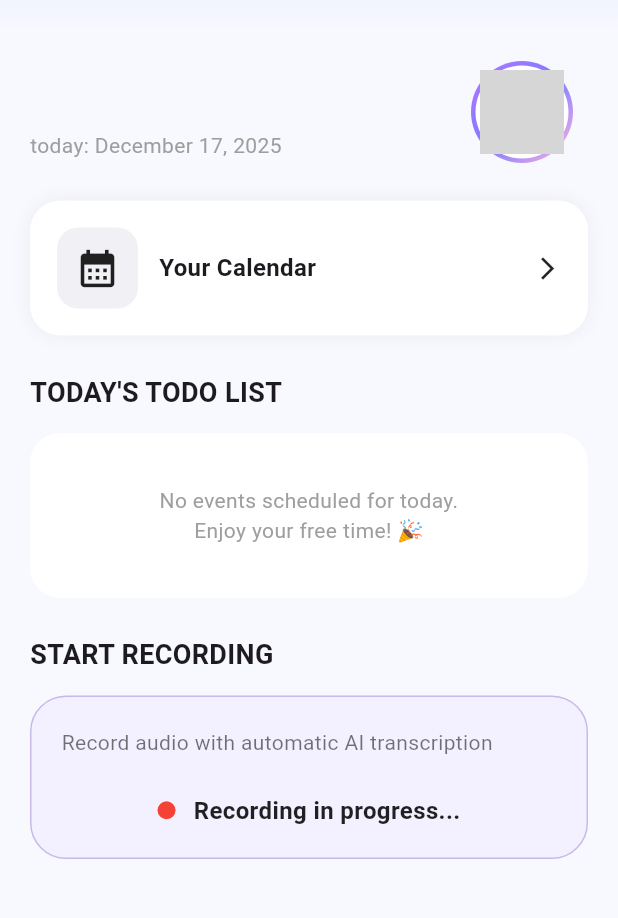
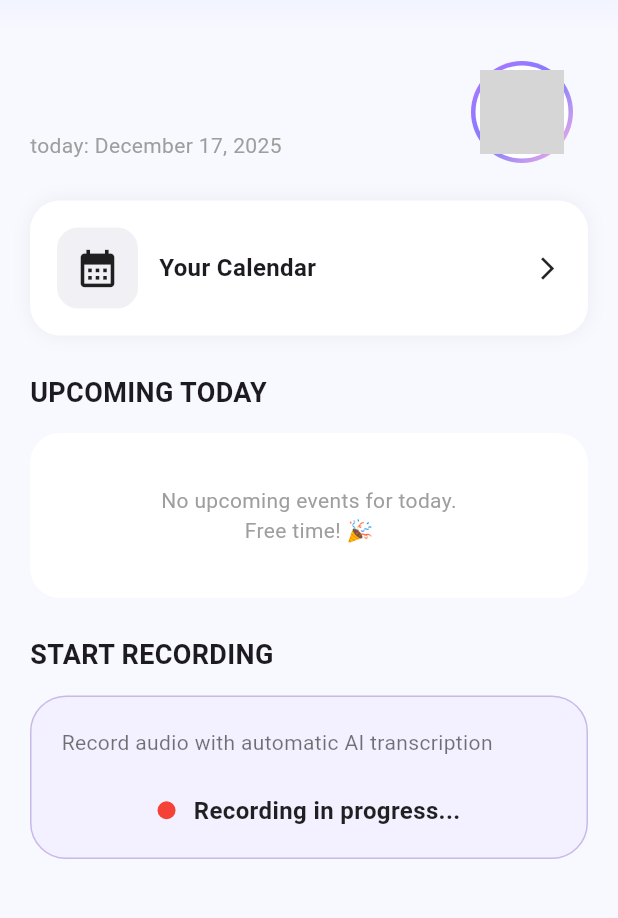
Before and after one commit to gretaseveri04/ADVANCED-USER-INTERFACES-2025-2026, a Flutter app: the HomeScreen screen opened directly, after a tap on "Record audio with automatic AI transcrip", on a phone screen of 412 x 824 dp, the part 74-992 px from its top. Run offline on Flutter 3.47's test engine with Material 3 defaults, Android fonts, the phone set to English and light mode, and no system bars; our stand-ins replace google_sign_in, image_picker, permission_handler, supabase_flutter; missing offline and left inert: extension_google_sign_in_as_googleapis_auth, googleapis, record; accounts and stored records are empty; network calls fail; Roboto replaces fonts that are missing (SF); grey boxes are pictures that could not be loaded.

Commit message:
link nella todolist

```diff
--- a/lib/ui/home/home_screen.dart
+++ b/lib/ui/home/home_screen.dart
@@ -72,12 +72,21 @@ class _HomeScreenState extends State<HomeScreen> {
     }
   }
 
+  // --- MODIFICA QUI ---
   Future<void> _loadEvents() async {
     try {
-      final events = await _calendarService.getEventsForDay(DateTime.now());
+      final now = DateTime.now();
+      // Recupera tutti gli eventi della giornata
+      final allEvents = await _calendarService.getEventsForDay(now);
+
+      // Filtra: mantieni solo quelli che iniziano DOPO l'orario attuale
+      final upcomingEvents = allEvents.where((event) {
+        return event.startTime.isAfter(now);
+      }).toList();
+
       if (mounted) {
         setState(() {
-          _eventsToday = events;
+          _eventsToday = upcomingEvents;
           _isLoadingEvents = false;
         });
       }
@@ -86,6 +95,7 @@ class _HomeScreenState extends State<HomeScreen> {
       if (mounted) setState(() => _isLoadingEvents = false);
     }
   }
+  // --------------------
 
   Future<String?> _showRecordingTitleDialog() async {
     final controller = TextEditingController();
@@ -221,7 +231,6 @@ class _HomeScreenState extends State<HomeScreen> {
     return Scaffold(
       backgroundColor: const Color(0xFFF8F8FF),
 
-      // --- HEADER AGGIORNATO (Maiuscolo e Centrato) ---
       appBar: AppBar(
         automaticallyImplyLeading: false,
         elevation: 0,
@@ -240,11 +249,10 @@ class _HomeScreenState extends State<HomeScreen> {
           ),
         ),
         title: Row(
-          mainAxisSize: MainAxisSize.min, // Questo è cruciale per centrare la Row
+          mainAxisSize: MainAxisSize.min,
           children: [
             Image.asset('assets/images/logo.png', height: 28),
             const SizedBox(width: 10),
-            // TITOLO MAIUSCOLO
             const Text(
               "DASHBOARD",
               style: TextStyle(
@@ -256,10 +264,9 @@ class _HomeScreenState extends State<HomeScreen> {
             ),
           ],
         ),
-        centerTitle: true, // TITOLO CENTRATO
+        centerTitle: true,
         actions: const [],
       ),
-      // ------------------------------------------------
 
       body: SingleChildScrollView(
         padding: const EdgeInsets.symmetric(horizontal: 20, vertical: 10),
@@ -267,10 +274,7 @@ class _HomeScreenState extends State<HomeScreen> {
           crossAxisAlignment: CrossAxisAlignment.start,
           children: [
             const SizedBox(height: 10),
-
-            // Profilo e Avatar qui nel corpo
             _buildUserInfo(_todayLabel),
-
             const SizedBox(height: 25),
             _buildCalendarCard(context),
             const SizedBox(height: 25),
@@ -289,7 +293,6 @@ class _HomeScreenState extends State<HomeScreen> {
       mainAxisAlignment: MainAxisAlignment.spaceBetween,
       crossAxisAlignment: CrossAxisAlignment.center,
       children: [
-        // Colonna Nome + Data
         Column(
           crossAxisAlignment: CrossAxisAlignment.start,
           children: [
@@ -304,11 +307,9 @@ class _HomeScreenState extends State<HomeScreen> {
             ),
           ],
         ),
-
-        // Avatar Sfumato (Spostato qui)
         Container(
-          margin: const EdgeInsets.only(right: 10), // Margine leggero
-          padding: const EdgeInsets.all(3), // Spessore bordo sfumato
+          margin: const EdgeInsets.only(right: 10),
+          padding: const EdgeInsets.all(3),
           decoration: const BoxDecoration(
             shape: BoxShape.circle,
             gradient: LinearGradient(
@@ -318,13 +319,13 @@ class _HomeScreenState extends State<HomeScreen> {
             ),
           ),
           child: Container(
-            padding: const EdgeInsets.all(3), // Spazio bianco
+            padding: const EdgeInsets.all(3),
             decoration: const BoxDecoration(
               shape: BoxShape.circle,
               color: Colors.white,
             ),
             child: CircleAvatar(
-              radius: 28, // Dimensione avatar
+              radius: 28,
               backgroundColor: Colors.grey.shade100,
               backgroundImage: _avatarUrl != null ? NetworkImage(_avatarUrl!) : null,
               child: _avatarUrl == null
@@ -339,9 +340,6 @@ class _HomeScreenState extends State<HomeScreen> {
       ],
     );
   }
-
-  // ... (Il resto dei widget: _buildCalendarCard, _buildTodoList, _buildRecordSection rimane invariato)
-  // Assicurati di copiare i widget sottostanti dal codice precedente o di non cancellarli!
 
   Widget _buildCalendarCard(BuildContext context) {
     return GestureDetector(
@@ -387,7 +385,7 @@ class _HomeScreenState extends State<HomeScreen> {
       crossAxisAlignment: CrossAxisAlignment.start,
       children: [
         const Text(
-          "TODAY'S TODO LIST",
+          "UPCOMING TODAY", // Modificato label per chiarezza
           style: TextStyle(fontSize: 18, fontWeight: FontWeight.bold),
         ),
         const SizedBox(height: 14),
@@ -405,7 +403,7 @@ class _HomeScreenState extends State<HomeScreen> {
                   ),
                   child: const Center(
                     child: Text(
-                      "No events scheduled for today.\nEnjoy your free time! 🎉",
+                      "No upcoming events for today.\nFree time! 🎉",
                       textAlign: TextAlign.center,
                       style: TextStyle(color: Colors.grey),
                     ),
@@ -421,7 +419,13 @@ class _HomeScreenState extends State<HomeScreen> {
                     if (e.description.contains("AI Suggestion:")) {
                        aiSuggestion = e.description.split("AI Suggestion:").last.trim();
                     }
-                    return _todoCard(timeString, e.title, aiSuggestion);
+                    return GestureDetector(
+                      onTap: () async {
+                        await Navigator.pushNamed(context, '/calendar');
+                        _loadEvents();
+                      },
+                      child: _todoCard(timeString, e.title, aiSuggestion),
+                    );
                   },
                 ),
         ),
```
Also changed, not shown: lib/ui/calendar/calendar_screen.dart (+6 -50 lines).
